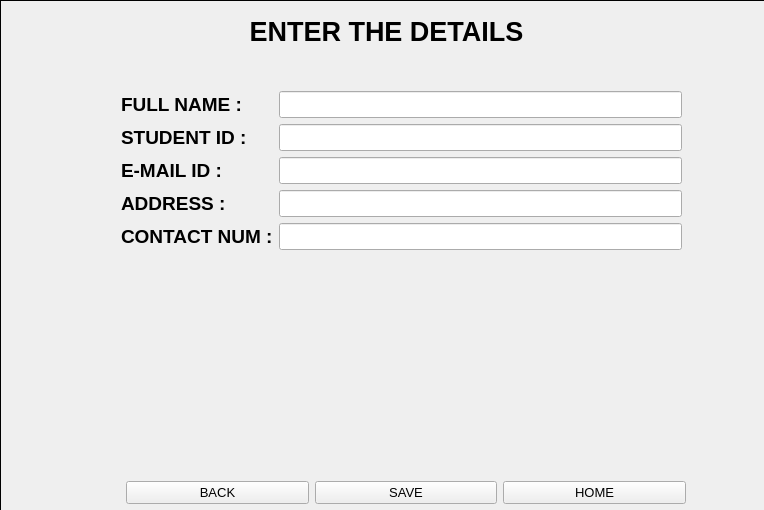
Shasank12345/QT_PROJECT, file adminstudent_edit.ui: the form before one commit.
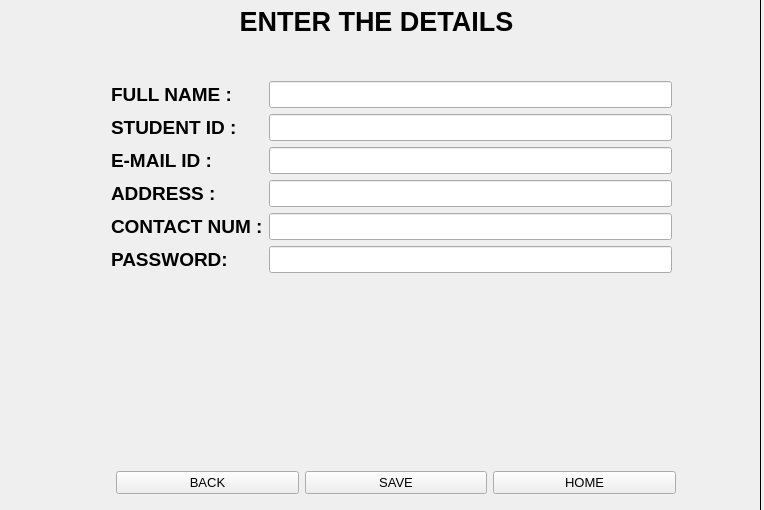
The form after the commit. The open tabs and pages were chosen to show the change. Icons and pictures are not drawn.

The edit to the form file:
```diff
--- a/adminstudent_edit.ui
+++ b/adminstudent_edit.ui
@@ -22,8 +22,8 @@
   <widget class="QStackedWidget" name="stackedWidget">
    <property name="geometry">
     <rect>
-     <x>0</x>
-     <y>0</y>
+     <x>-10</x>
+     <y>-10</y>
      <width>771</width>
      <height>521</height>
     </rect>
@@ -368,13 +368,43 @@
         </property>
        </widget>
       </item>
-      <item row="5" column="0">
+      <item row="6" column="0">
        <widget class="QLabel" name="label_8">
         <property name="text">
          <string/>
         </property>
        </widget>
       </item>
+      <item row="5" column="0">
+       <widget class="QLabel" name="departmentLabel_2">
+        <property name="font">
+         <font>
+          <pointsize>12</pointsize>
+         </font>
+        </property>
+        <property name="styleSheet">
+         <string notr="true">color: rgb(0, 0, 0);</string>
+        </property>
+        <property name="text">
+         <string>&lt;html&gt;&lt;head/&gt;&lt;body&gt;&lt;p&gt;&lt;span style=&quot; font-size:14pt; font-weight:700;&quot;&gt;PASSWORD:&lt;/span&gt;&lt;/p&gt;&lt;/body&gt;&lt;/html&gt;</string>
+        </property>
+       </widget>
+      </item>
+      <item row="5" column="1">
+       <widget class="QLineEdit" name="lineEdit_19">
+        <property name="font">
+         <font>
+          <pointsize>12</pointsize>
+         </font>
+        </property>
+        <property name="text">
+         <string/>
+        </property>
+        <property name="placeholderText">
+         <string/>
+        </property>
+       </widget>
+      </item>
      </layout>
     </widget>
     <widget class="QWidget" name="layoutWidget_2">
```
Left out of the diff: 2 changed lines with no effect on the pictures.
